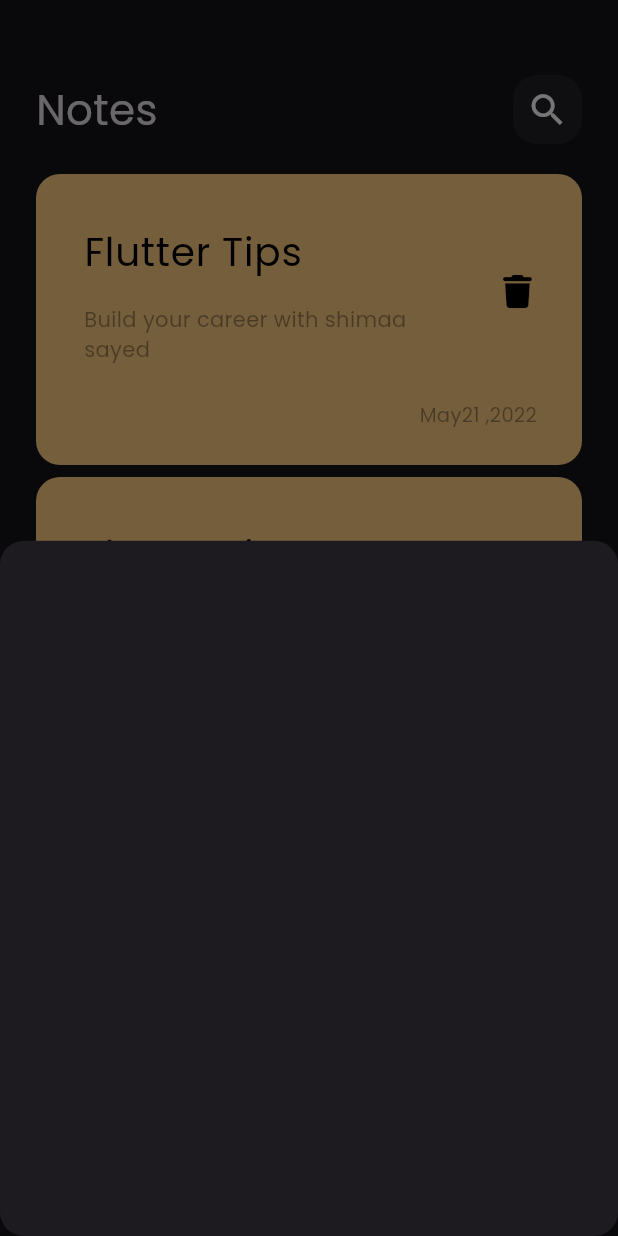
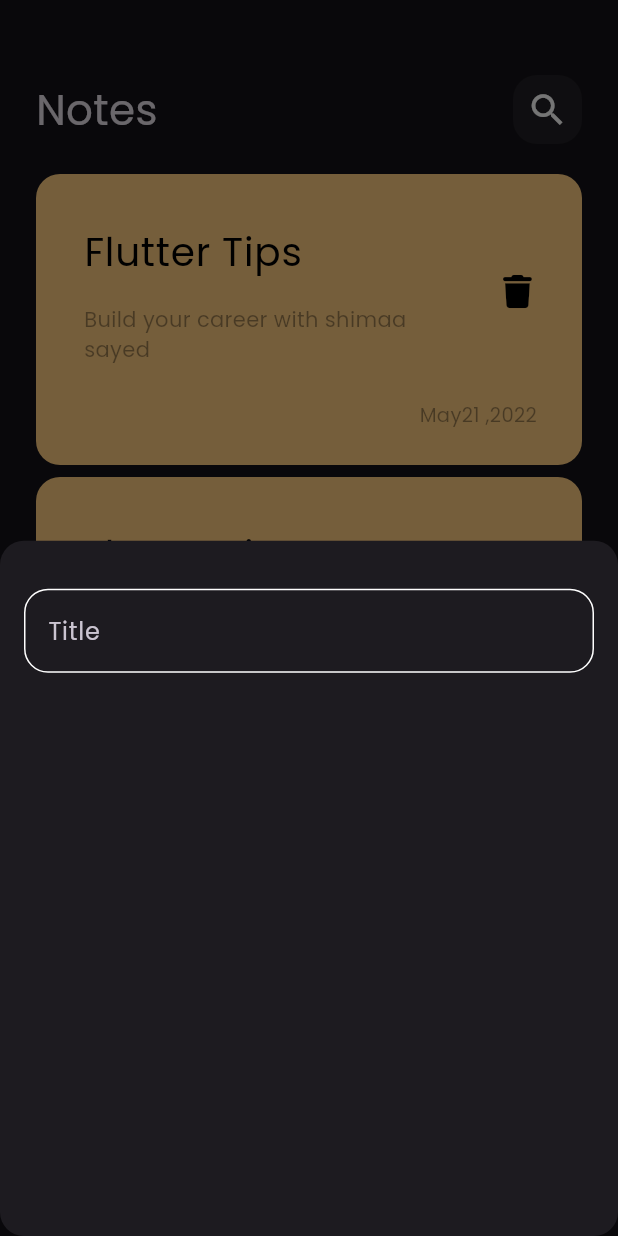
Before and after one commit to shiimm/notes_app, a Flutter app: the screen it shows after launch, after a tap on the "add" icon, on a phone screen of 412 x 824 dp. Run offline on Flutter 3.47's test engine with Material 3 defaults, Android fonts, the phone set to English and light mode, and no system bars; our stand-ins replace font_awesome_flutter.

Commit message:
create custom text field

```diff
--- /dev/null
+++ b/lib/constant.dart
@@ -0,0 +1,3 @@
+import 'package:flutter/material.dart';
+
+const kPrimaryColor = Color(0xff62FCD7);
--- a/lib/widgets/add_note_bottom_sheet.dart
+++ b/lib/widgets/add_note_bottom_sheet.dart
@@ -1,10 +1,21 @@
 import 'package:flutter/material.dart';
+import 'package:note_app/widgets/custom_text_field.dart';
 
 class AddNoteBottomSheet extends StatelessWidget {
   const AddNoteBottomSheet({super.key});
 
   @override
   Widget build(BuildContext context) {
-    return Container();
+    return const Padding(
+      padding: EdgeInsets.symmetric(horizontal: 16),
+      child: Column(
+        children: [
+          SizedBox(
+            height: 32,
+          ),
+          CustomTextField()
+        ],
+      ),
+    );
   }
 }
--- /dev/null
+++ b/lib/widgets/custom_text_field.dart
@@ -0,0 +1,24 @@
+import 'package:flutter/material.dart';
+import 'package:note_app/constant.dart';
+
+class CustomTextField extends StatelessWidget {
+  const CustomTextField({super.key});
+
+  @override
+  Widget build(BuildContext context) {
+    return TextField(
+      cursorColor: kPrimaryColor,
+      decoration: InputDecoration(
+          hintText: 'Title',
+          border: buildBorder(),
+          enabledBorder: buildBorder(),
+          focusedBorder: buildBorder(kPrimaryColor)),
+    );
+  }
+
+  OutlineInputBorder buildBorder([color]) {
+    return OutlineInputBorder(
+        borderRadius: BorderRadius.circular(16),
+        borderSide: BorderSide(color: color ?? Colors.white));
+  }
+}
```
